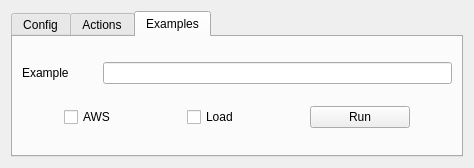
The window that Y3A/Y3A.ui (Nummulith/ObjectModelFramework) describes before a commit, drawn with Qt 5.
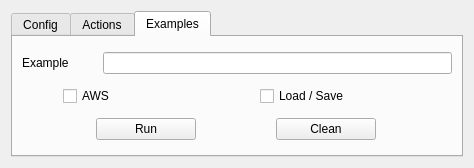
The same window after the commit.

Patch:
```diff
--- a/Y3A/Y3A.ui
+++ b/Y3A/Y3A.ui
@@ -271,6 +271,12 @@
           <layout class="QHBoxLayout" name="horizontalLayout_3">
            <item>
             <widget class="QCheckBox" name="cbAWS">
+             <property name="minimumSize">
+              <size>
+               <width>150</width>
+               <height>0</height>
+              </size>
+             </property>
              <property name="maximumSize">
               <size>
                <width>75</width>
@@ -286,15 +292,19 @@
             <widget class="QCheckBox" name="cbLoad">
              <property name="maximumSize">
               <size>
-               <width>75</width>
+               <width>150</width>
                <height>16777215</height>
               </size>
              </property>
              <property name="text">
-              <string>Load</string>
+              <string>Load / Save</string>
              </property>
             </widget>
            </item>
+          </layout>
+         </item>
+         <item>
+          <layout class="QHBoxLayout" name="horizontalLayout_10">
            <item>
             <widget class="QPushButton" name="bExample">
              <property name="maximumSize">
@@ -308,6 +318,19 @@
              </property>
             </widget>
            </item>
+           <item>
+            <widget class="QPushButton" name="bExClean">
+             <property name="maximumSize">
+              <size>
+               <width>100</width>
+               <height>16777215</height>
+              </size>
+             </property>
+             <property name="text">
+              <string>Clean</string>
+             </property>
+            </widget>
+           </item>
           </layout>
          </item>
         </layout>
```
